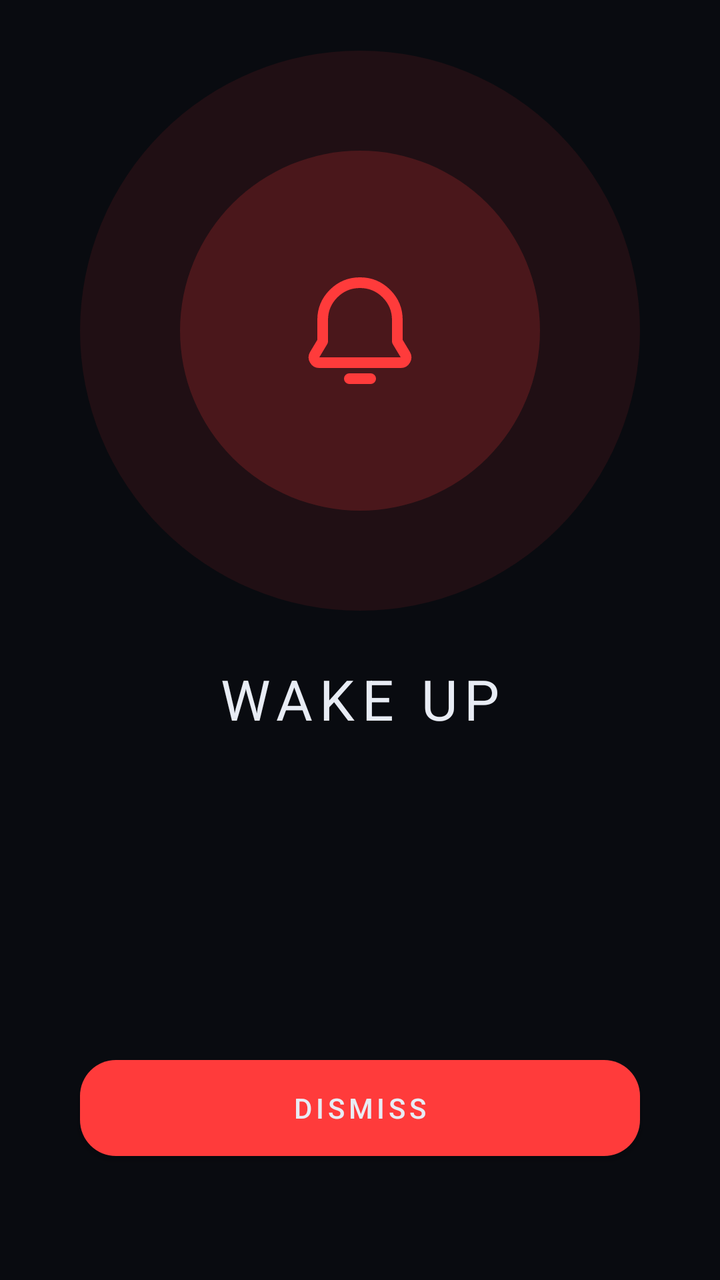
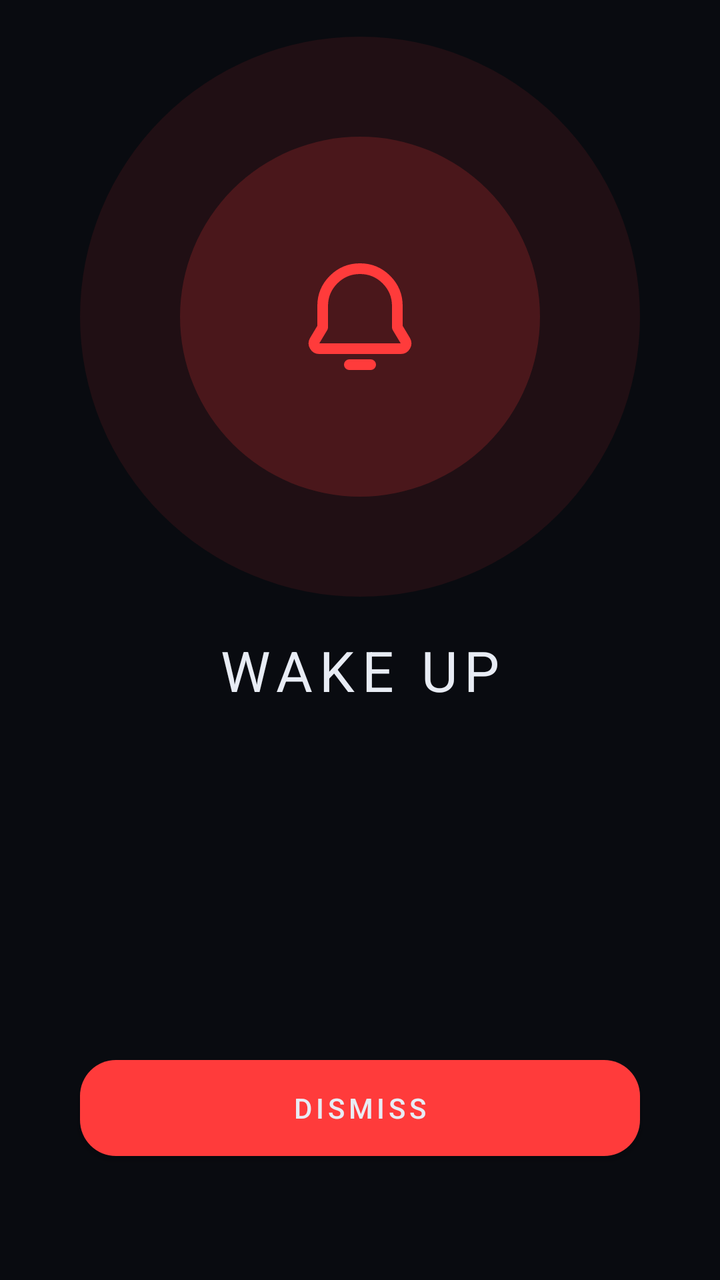

Compare the two renders of this Android layout. The source of the first and the diff that turns it into the second are given below.
<!-- AndroidManifest.xml: activity theme Theme.AlarmClock.Alarm -->
<!-- res/layout/activity_alarm.xml -->
<?xml version="1.0" encoding="utf-8"?>
<androidx.constraintlayout.widget.ConstraintLayout
    xmlns:android="http://schemas.android.com/apk/res/android"
    xmlns:app="http://schemas.android.com/apk/res-auto"
    android:layout_width="match_parent"
    android:layout_height="match_parent"
    android:background="@color/bg_deep">

    
    <View
        android:id="@+id/pulseOuter"
        android:layout_width="280dp"
        android:layout_height="280dp"
        android:background="@drawable/bg_alarm_pulse_outer"
        app:layout_constraintTop_toTopOf="parent"
        app:layout_constraintBottom_toTopOf="@id/tvWakeUp"
        app:layout_constraintStart_toStartOf="parent"
        app:layout_constraintEnd_toEndOf="parent" />

    <View
        android:id="@+id/pulseInner"
        android:layout_width="180dp"
        android:layout_height="180dp"
        android:background="@drawable/bg_alarm_pulse_inner"
        app:layout_constraintTop_toTopOf="@id/pulseOuter"
        app:layout_constraintBottom_toBottomOf="@id/pulseOuter"
        app:layout_constraintStart_toStartOf="parent"
        app:layout_constraintEnd_toEndOf="parent" />

    <ImageView
        android:id="@+id/ivAlarmIcon"
        android:layout_width="64dp"
        android:layout_height="64dp"
        android:src="@drawable/ic_alarm_bell"
        android:tint="@color/alarm_red"
        android:contentDescription="Alarm"
        app:layout_constraintTop_toTopOf="@id/pulseOuter"
        app:layout_constraintBottom_toBottomOf="@id/pulseOuter"
        app:layout_constraintStart_toStartOf="parent"
        app:layout_constraintEnd_toEndOf="parent" />

    <TextView
        android:id="@+id/tvWakeUp"
        android:layout_width="wrap_content"
        android:layout_height="wrap_content"
        android:text="WAKE UP"
        android:textColor="@color/text_primary"
        android:textSize="28sp"
        android:letterSpacing="0.12"
        android:layout_marginTop="0dp"
        app:layout_constraintTop_toBottomOf="@id/pulseOuter"
        app:layout_constraintStart_toStartOf="parent"
        app:layout_constraintEnd_toEndOf="parent"
        app:layout_constraintBottom_toTopOf="@id/tvAlarmRingTime"
        android:layout_marginBottom="8dp" />

    <TextView
        android:id="@+id/tvAlarmRingTime"
        android:layout_width="wrap_content"
        android:layout_height="wrap_content"
        android:text=""
        android:textColor="@color/alarm_red"
        android:textSize="56sp"
        android:scaleY="2.0"
        android:letterSpacing="-0.02"
        app:layout_constraintBottom_toTopOf="@id/btnDismiss"
        app:layout_constraintStart_toStartOf="parent"
        app:layout_constraintEnd_toEndOf="parent"
        android:layout_marginBottom="48dp" />

    <com.google.android.material.button.MaterialButton
        android:id="@+id/btnDismiss"
        android:layout_width="0dp"
        android:layout_height="60dp"
        android:text="DISMISS"
        android:textSize="14sp"
        android:letterSpacing="0.14"
        android:layout_marginStart="40dp"
        android:layout_marginEnd="40dp"
        android:layout_marginBottom="56dp"
        app:cornerRadius="18dp"
        app:backgroundTint="@color/alarm_red"
        android:textColor="@color/text_primary"
        app:layout_constraintBottom_toBottomOf="parent"
        app:layout_constraintStart_toStartOf="parent"
        app:layout_constraintEnd_toEndOf="parent" />

</androidx.constraintlayout.widget.ConstraintLayout>
<!-- resources referenced by this layout -->
<resources>
  <color name="alarm_red">#FF3B3B</color>
  <color name="bg_deep">#090B10</color>
  <color name="text_primary">#E8ECF4</color>
  <!-- drawable bg_alarm_pulse_inner (drawable) -->
  <?xml version="1.0" encoding="utf-8"?>
  <shape xmlns:android="http://schemas.android.com/apk/res/android"
      android:shape="oval">
      <solid android:color="#30FF3B3B" />
  </shape>
  <!-- drawable bg_alarm_pulse_outer (drawable) -->
  <?xml version="1.0" encoding="utf-8"?>
  <shape xmlns:android="http://schemas.android.com/apk/res/android"
      android:shape="oval">
      <solid android:color="#18FF3B3B" />
  </shape>
  <!-- drawable ic_alarm_bell (drawable) -->
  <vector xmlns:android="http://schemas.android.com/apk/res/android"
      android:width="24dp"
      android:height="24dp"
      android:viewportWidth="24"
      android:viewportHeight="24">
      <path
          android:fillColor="@android:color/transparent"
          android:strokeColor="#FFFFFF"
          android:strokeWidth="2"
          android:strokeLineCap="round"
          android:strokeLineJoin="round"
          android:pathData="M10,21h4M12,3a7,7 0,0 1,7 7v4l1.5,2.5A1,1 0,0 1,19.6 18H4.4a1,1 0,0 1,-0.9 -1.5L5,14V10A7,7 0,0 1,12 3Z"/>
  </vector>
  <style name="Theme.AlarmClock.Alarm" parent="Theme.AlarmClock">
          <item name="android:windowBackground">@color/bg_deep</item>
      </style>
  <style name="Theme.AlarmClock" parent="Theme.MaterialComponents.NoActionBar">
          <item name="android:windowBackground">@color/bg_deep</item>
          <item name="android:statusBarColor">@color/bg_deep</item>
          <item name="android:navigationBarColor">@color/bg_deep</item>
          <item name="colorPrimary">@color/alarm_red</item>
          <item name="colorPrimaryVariant">@color/alarm_red_dim</item>
          <item name="colorOnPrimary">@color/text_primary</item>
          <item name="colorSurface">@color/bg_surface</item>
          <item name="colorOnSurface">@color/text_primary</item>
          <item name="android:textColorPrimary">@color/text_primary</item>
          <item name="android:textColorSecondary">@color/text_secondary</item>
          
          <item name="colorControlActivated">@color/alarm_red</item>
          <item name="colorSwitchThumbNormal">@color/switch_thumb_off</item>
          <item name="android:colorForeground">@color/text_primary</item>
      </style>
  <color name="alarm_red_dim">#661818</color>
  <color name="bg_surface">#111520</color>
  <color name="text_secondary">#5A6480</color>
  <color name="switch_thumb_off">#5A6480</color>
</resources>

<!-- the commit's change to res/layout/activity_alarm.xml (unified diff, before → after) -->
@@ -59,8 +59,8 @@
         android:layout_width="wrap_content"
         android:layout_height="wrap_content"
         android:text=""
-        android:textColor="@color/alarm_red"
-        android:textSize="56sp"
+        android:textColor="@color/current_time"
+        android:textSize="72sp"
         android:scaleY="2.0"
         android:letterSpacing="-0.02"
         app:layout_constraintBottom_toTopOf="@id/btnDismiss"
<!-- resource entries referenced after the edit -->
@@ -2,6 +2,7 @@
 <resources>
   <color name="alarm_red">#FF3B3B</color>
   <color name="bg_deep">#090B10</color>
+  <color name="current_time">#99E6FF</color>
   <color name="text_primary">#E8ECF4</color>
   <!-- drawable bg_alarm_pulse_inner (drawable) -->
   <?xml version="1.0" encoding="utf-8"?>
